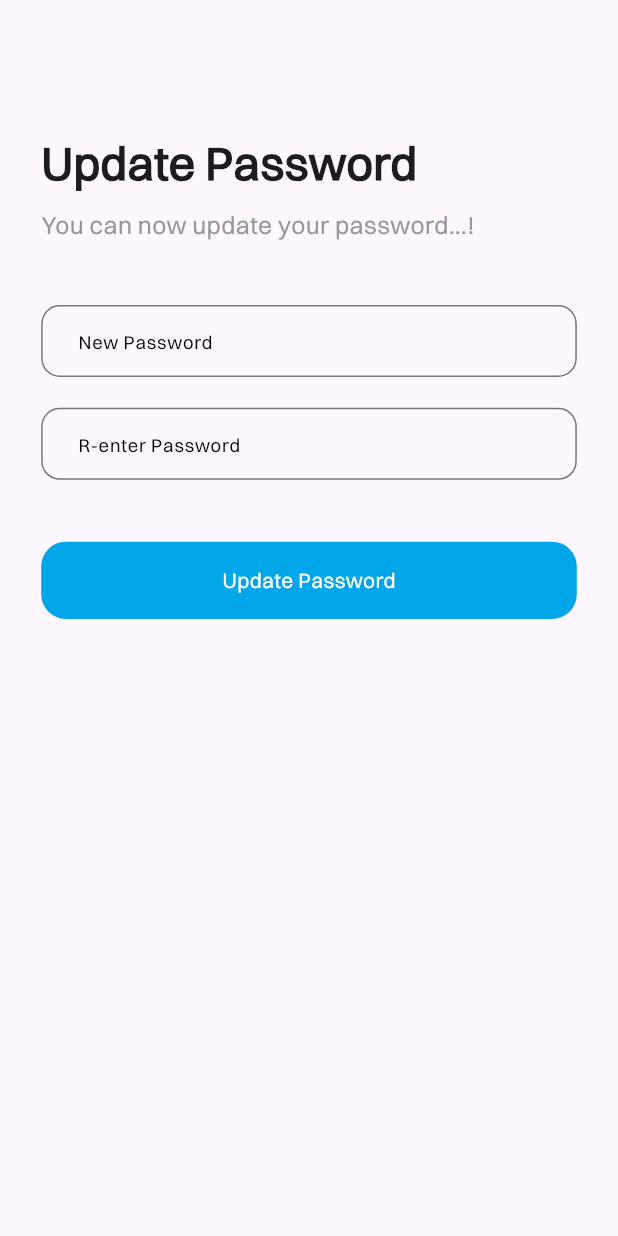
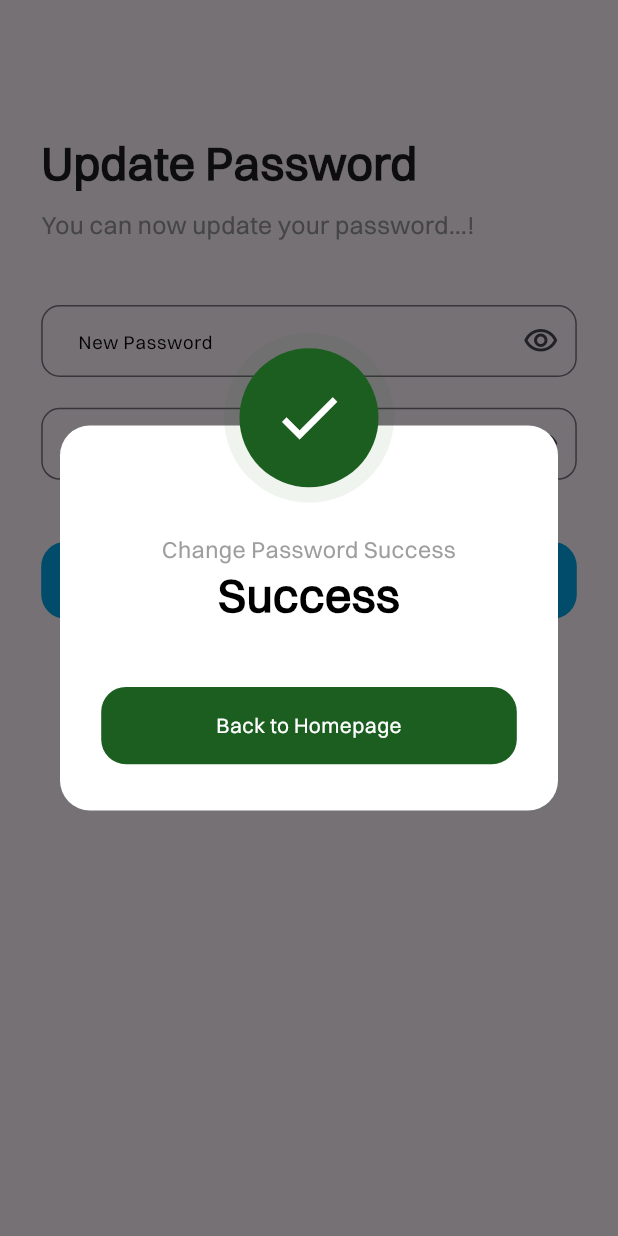
Before and after one commit to codegyept/travellapp, a Flutter app: the UpdatePasswordScreen screen opened by its route, after a tap on "Update Password", on a phone screen of 412 x 824 dp. Run offline on Flutter 3.47's test engine with Material 3 defaults, Android fonts, the phone set to English and light mode, and no system bars; our stand-ins replace bloc, dotted_line, flutter_bloc, flutter_screenutil, flutter_svg, get_it and 3 more.

Commit message:
update text field in `update_password_screen`

```diff
--- a/lib/features/auth_screen/presentation/views/update_password_screen.dart
+++ b/lib/features/auth_screen/presentation/views/update_password_screen.dart
@@ -3,6 +3,7 @@ import 'package:flutter_screenutil/flutter_screenutil.dart';
 import 'package:rehlatyuae/core/utils/app_colors.dart';
 import 'package:rehlatyuae/core/utils/app_strings.dart';
 import 'package:rehlatyuae/core/utils/custom_button.dart';
+import 'package:rehlatyuae/core/utils/custom_dialog.dart';
 import 'package:rehlatyuae/core/utils/primary_text_field.dart';
 
 class UpdatePasswordScreen extends StatelessWidget {
@@ -46,9 +47,11 @@ class UpdatePasswordScreen extends StatelessWidget {
           PrimaryTextField(
             controller: TextEditingController(),
             hint: AppStrings.newPassword,
+            isObscureText: true,
           ),
           PrimaryTextField(
             controller: TextEditingController(),
+            isObscureText: true,
             hint: AppStrings.renterPassword,
           ),
           Padding(
@@ -59,7 +62,17 @@ class UpdatePasswordScreen extends StatelessWidget {
               text: AppStrings.updatePassword,
               borderRadius: BorderRadius.circular(16.sp),
               backGroundColor: AppColors.textAndBackgroundColorButton,
-              onTap: () {},
+              onTap: () {
+                showDialog(
+                  context: context,
+                  builder: (context) => CustomDialog(
+                    title: "Change Password Success",
+                    subtitle: 'Success',
+                    labelText: "Back to Homepage",
+                    color: AppColors.green,
+                  ),
+                );
+              },
               style: const TextStyle(color: AppColors.white),
               width: double.infinity,
               height: 50.h,
```
Also changed, not shown: lib/features/auth_screen/presentation/views/widgets/custom_otp_text_field.dart (+7 -7 lines).
